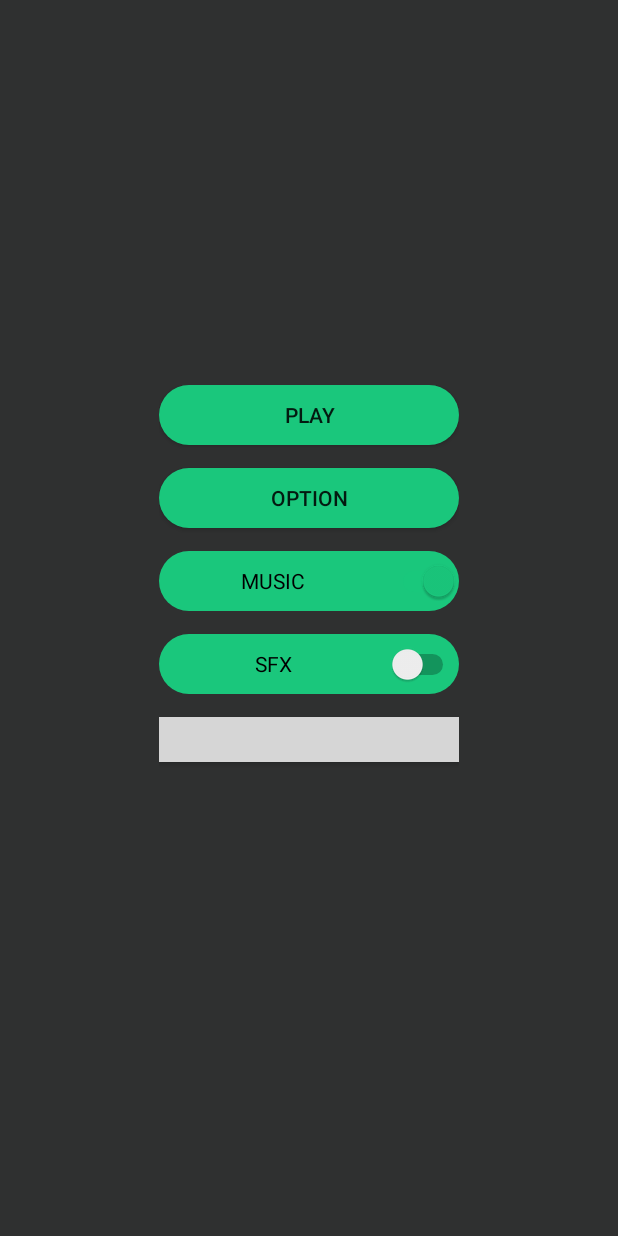
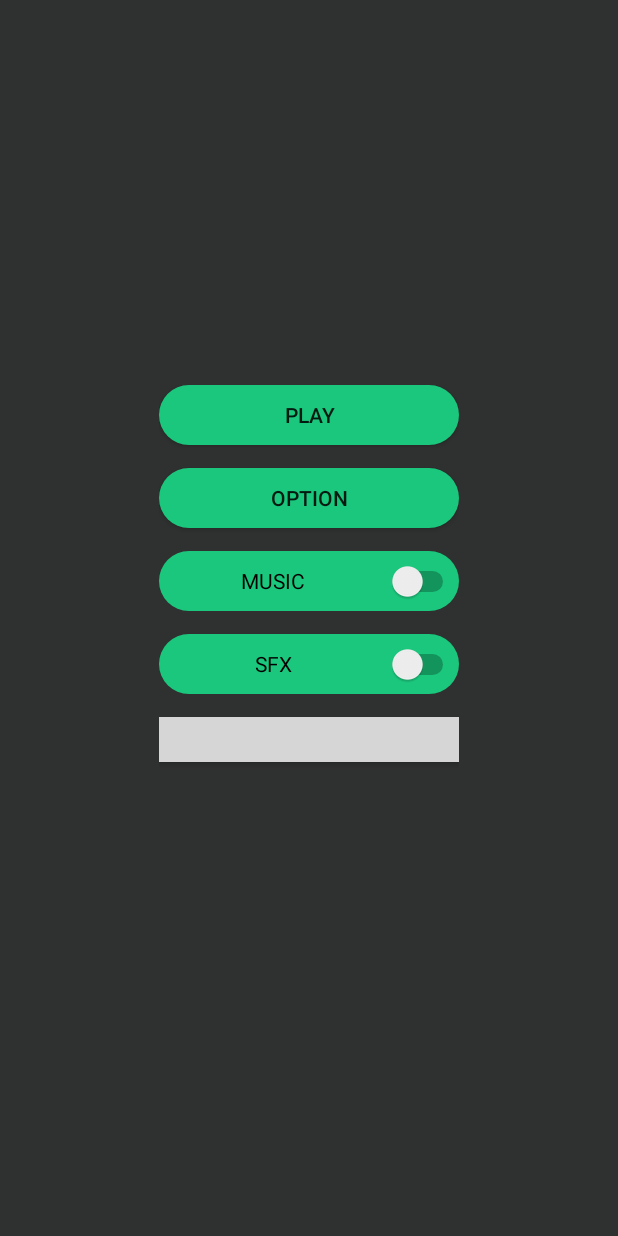
Before and after one commit to FunnyDigital/IN9ja, an Android app: the screen it shows after launch (HOME), on a phone screen of 412 x 824 dp. Run offline under Robolectric (Android 15) with nearby library versions, the phone set to English and light mode, and no system bars; grey boxes are pictures that could not be loaded.

Commit message:
updated alot

```diff
--- a/app/src/main/res/layout/activity_home.xml
+++ b/app/src/main/res/layout/activity_home.xml
@@ -25,7 +25,7 @@
         android:layout_centerHorizontal="true"
 
         android:background="@drawable/roundbnt2"
-        android:text="PLAY" />
+        android:text="@string/play" />
 
     <Button
         android:id="@+id/options_btn"
@@ -36,7 +36,7 @@
         android:layout_centerHorizontal="true"
         android:layout_marginTop="15dp"
         android:background="@drawable/roundbnt2"
-        android:text="OPTION" />
+        android:text="@string/option" />
 
     <Switch
         android:id="@+id/switch1"
@@ -47,8 +47,8 @@
         android:layout_centerHorizontal="true"
         android:layout_marginTop="15dp"
         android:textAlignment="center"
-        android:checked="true"
-        android:text="MUSIC" />
+        android:checked="false"
+        android:text="@string/music" />
 
 
     <Switch
@@ -63,7 +63,7 @@
         android:background="@drawable/roundbnt2"
         android:checked="false"
 
-        android:text="SFX" />
+        android:text="@string/sfx" />
 
     <Button
         android:id="@+id/Exit_bnt"
@@ -75,7 +75,7 @@
         android:layout_marginTop="15dp"
         android:layout_marginBottom="59dp"
         android:background="@drawable/rounded_button"
-        android:text="QUIT" />
+        android:text="@string/quit" />
 
 
 </RelativeLayout>
--- a/app/src/main/res/layout/activity_main_home.xml
+++ b/app/src/main/res/layout/activity_main_home.xml
@@ -24,10 +24,11 @@
 
     <Button
         android:id="@+id/choice1"
+        android:layout_height="wrap_content"
         android:layout_width="299dp"
         android:layout_marginTop="100dp"
         android:layout_centerHorizontal="true"
-        android:layout_height="wrap_content"
+
         android:background="@drawable/rounded_button"
         android:layout_below="@+id/questiondis"
         android:text="Button"
--- a/app/src/main/res/values/strings.xml
+++ b/app/src/main/res/values/strings.xml
@@ -5,5 +5,10 @@
     <string name="questions">questions</string>
     <string name="score">SCORE</string>
     <string name="in9ja">in9ja</string>
+    <string name="play">PLAY</string>
+    <string name="option">OPTION</string>
+    <string name="music">MUSIC</string>
+    <string name="sfx">SFX</string>
+    <string name="quit">QUIT</string>
 
 </resources>
```
Also changed, not shown: app/src/main/java/com/bitvilltecnologies/in9ja2/MainHome.java (+8 -8 lines), app/src/main/java/com/bitvilltecnologies/in9ja2/Result.java (+31 -9 lines), app/src/main/res/layout/activity_result.xml (+43 -12 lines), 2 other files.
